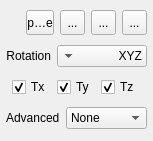
Before: the Qt Designer form qCC/ui_templates/graphicalTransformationDlg.ui in CloudCompare/CloudCompare, drawn with Qt 5.
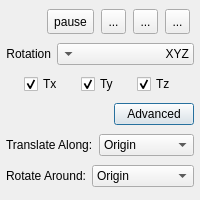
After: the same form once the commit is applied. Icons and pictures are not drawn.

Commit message: Modify UI for advanced mode, adv translate working, adv rotate not yet functional

```diff
--- a/qCC/ui_templates/graphicalTransformationDlg.ui
+++ b/qCC/ui_templates/graphicalTransformationDlg.ui
@@ -6,8 +6,8 @@
    <rect>
     <x>0</x>
     <y>0</y>
-    <width>146</width>
-    <height>141</height>
+    <width>200</width>
+    <height>200</height>
    </rect>
   </property>
   <property name="sizePolicy">
@@ -266,22 +266,82 @@
    <item>
     <layout class="QHBoxLayout" name="horizontalLayout_4">
      <item>
-      <widget class="QLabel" name="label_2">
+      <spacer name="horizontalSpacer_4">
+       <property name="orientation">
+        <enum>Qt::Horizontal</enum>
+       </property>
+       <property name="sizeHint" stdset="0">
+        <size>
+         <width>40</width>
+         <height>20</height>
+        </size>
+       </property>
+      </spacer>
+     </item>
+     <item>
+      <widget class="QPushButton" name="advPushButton">
        <property name="text">
         <string>Advanced</string>
        </property>
+       <property name="checkable">
+        <bool>true</bool>
+       </property>
       </widget>
      </item>
+    </layout>
+   </item>
+   <item>
+    <layout class="QHBoxLayout" name="horizontalLayout_5" stretch="0,0">
      <item>
-      <widget class="QComboBox" name="advComboBox">
+      <widget class="QLabel" name="translateLabel">
+       <property name="text">
+        <string>Translate Along:</string>
+       </property>
+      </widget>
+     </item>
+     <item>
+      <widget class="QComboBox" name="translateComboBox">
+       <property name="sizePolicy">
+        <sizepolicy hsizetype="MinimumExpanding" vsizetype="Fixed">
+         <horstretch>0</horstretch>
+         <verstretch>0</verstretch>
+        </sizepolicy>
+       </property>
        <item>
         <property name="text">
-         <string>None</string>
+         <string>Origin</string>
         </property>
        </item>
+      </widget>
+     </item>
+    </layout>
+   </item>
+   <item>
+    <layout class="QHBoxLayout" name="horizontalLayout_6">
+     <item>
+      <widget class="QLabel" name="rotateLabel">
+       <property name="sizePolicy">
+        <sizepolicy hsizetype="Minimum" vsizetype="Preferred">
+         <horstretch>0</horstretch>
+         <verstretch>0</verstretch>
+        </sizepolicy>
+       </property>
+       <property name="text">
+        <string>Rotate Around:</string>
+       </property>
+      </widget>
+     </item>
+     <item>
+      <widget class="QComboBox" name="rotateComboBox">
+       <property name="sizePolicy">
+        <sizepolicy hsizetype="MinimumExpanding" vsizetype="Fixed">
+         <horstretch>0</horstretch>
+         <verstretch>0</verstretch>
+        </sizepolicy>
+       </property>
        <item>
         <property name="text">
-         <string>Translate</string>
+         <string>Origin</string>
         </property>
        </item>
       </widget>
```
Left out of the diff: 5 changed lines with no effect on the pictures. The commit also changes 2 other files.
